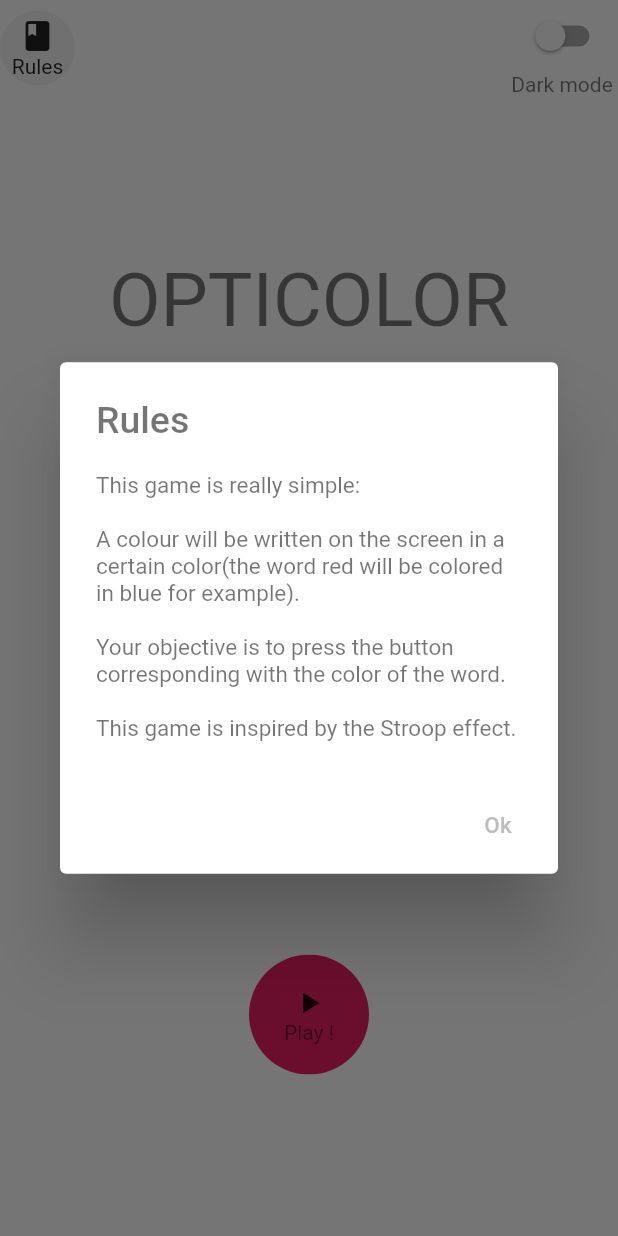
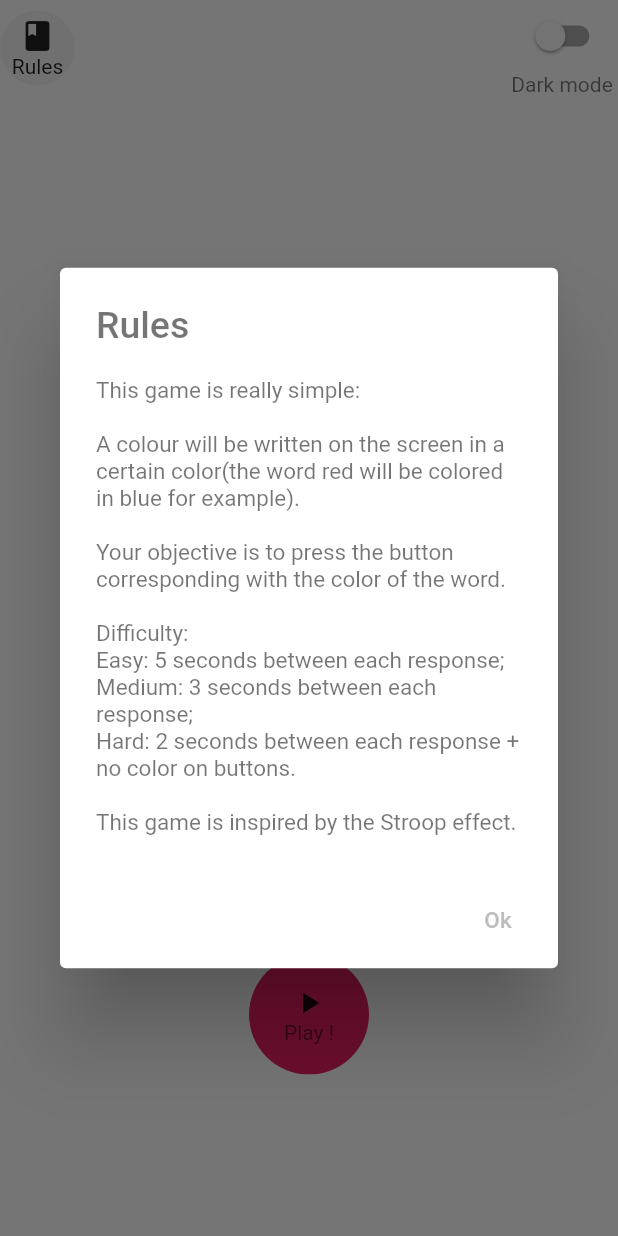
Before and after one commit to NicolasDeFalco/flutter_opticolor, a Flutter app: the screen it shows after launch, after a tap on "Rules", on a phone screen of 412 x 824 dp. Run offline on Flutter 3.47's test engine with Material 2 defaults, Android fonts, the light colour scheme and no system bars; our stand-ins replace shared_preferences, timer_count_down.

Commit message:
Guide: Updated rules
This commit updates the guide according to the recent change

```diff
--- a/lib/mainMenu/homepage.dart
+++ b/lib/mainMenu/homepage.dart
@@ -106,7 +106,7 @@
                                             color: textColor, fontSize: 25),
                                       ),
                                       content: Text(
-                                        "This game is really simple: \n \nA colour will be written on the screen in a certain color(the word red will be colored in blue for example).\n\nYour objective is to press the button corresponding with the color of the word.\n\nThis game is inspired by the Stroop effect.",
+                                        "This game is really simple: \n \nA colour will be written on the screen in a certain color(the word red will be colored in blue for example).\n\nYour objective is to press the button corresponding with the color of the word.\n\nDifficulty:\nEasy: 5 seconds between each response;\nMedium: 3 seconds between each response;\nHard: 2 seconds between each response + no color on buttons.\n\nThis game is inspired by the Stroop effect.",
                                         style: TextStyle(
                                             color: textColor, fontSize: 15),
                                       ),
@@ -201,7 +201,6 @@
                       default:
                         break;
                     }
-                    debugPrint(index.toString());
                   });
                 },
               ),
```
